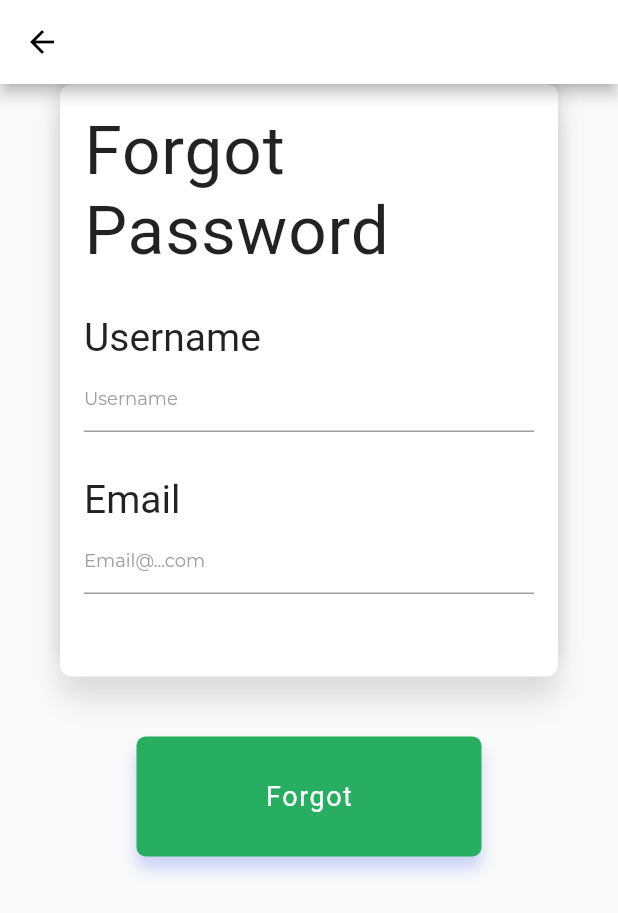
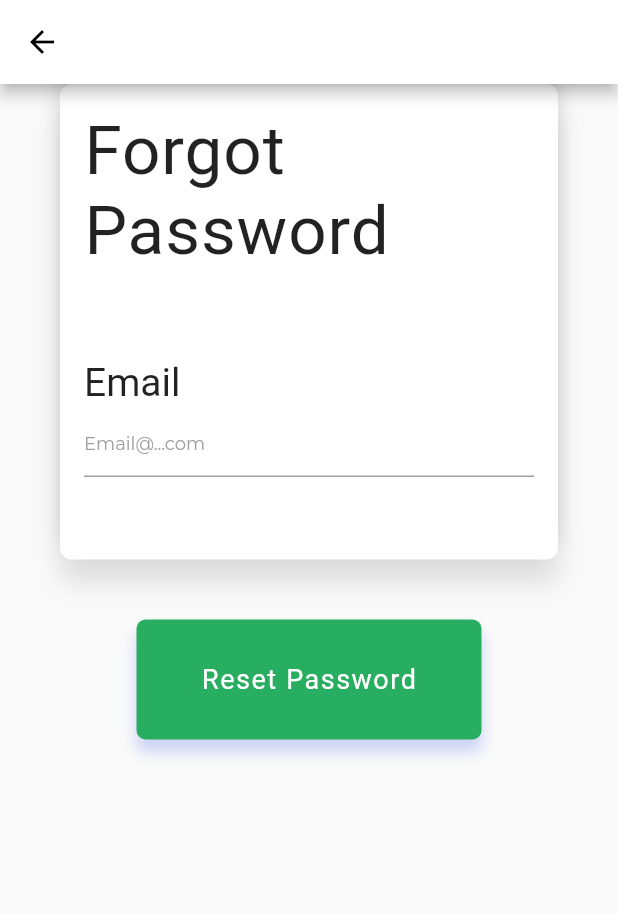
Before and after one commit to EwigLife/recipe2, a Flutter app: the screen it shows after launch, after a tap on "Forgot Password?", on a phone screen of 412 x 824 dp. Shown: the top 913 px of the screen. Run offline on Flutter 3.47's test engine with Material 2 defaults, Android fonts, the phone set to English and light mode, and no system bars; our stand-ins replace auth_buttons, cloud_firestore, firebase_auth, firebase_core, firebase_storage, flutter_widget_from_html_core and 5 more; accounts and stored records are empty; statements that could not run were skipped.

Commit message:
all done

```diff
--- a/lib/Services/database.dart
+++ b/lib/Services/database.dart
@@ -14,6 +14,7 @@ class Database {
         'name': user.name,
         'email': user.email,
         'imageUrl': null,
+        'id':user.id,
         // 'imageUrl':null,
       });
       return true;
@@ -30,7 +31,7 @@ class Database {
     await _firestore.collection('users').doc(uid).get();
 
 
-    return UserModel.fromDocumentSnapshot(documentSnapshot: _doc);
+    return UserModel.fromDocumentSnapshot(doc: _doc);
   } catch (e) {
     print(e);
     rethrow;
--- a/lib/Widget/SocialIcons.dart
+++ b/lib/Widget/SocialIcons.dart
@@ -15,16 +15,42 @@ class Socialicon extends GetWidget<AuthController> {
     return Row(
       mainAxisAlignment: MainAxisAlignment.center,
       children: <Widget>[
-        Container(
-          child: FacebookAuthButton(
-            onPressed: () {},
-            darkMode: false,
-            style: AuthButtonStyle.icon,
-          ),
-        ),
+        // Container(
+        //   child: FacebookAuthButton(
+        //     onPressed: () {
+        //       // await controller.signInFacebook();
+        //       // Get.to(() => Explore());
+        //     },
+        //     darkMode: false,
+        //     style: AuthButtonStyle.icon,
+        //   ),
+        // ),
         SizedBox(
           width: 35,
         ),
+        InkWell(
+          onTap: ()async {
+                      await controller.signInWithGoogle();
+                      Get.to(() => Explore());
+                    },
+                  child: Container(
+            decoration: BoxDecoration(
+              color: Colors.white,
+              boxShadow: [
+      BoxShadow(
+          color: Colors.black12,
+          blurRadius: 4,
+          offset: Offset(5, 5), // Shadow position
+      ),
+    ],
+               borderRadius: BorderRadius.all(
+              Radius.circular(10.0)),
+
+
+            ),
+            child: Row(
+              crossAxisAlignment: CrossAxisAlignment.center,
+              children: [
                 Container(
                   child: GoogleAuthButton(
                     onPressed: () async {
@@ -34,6 +60,16 @@ class Socialicon extends GetWidget<AuthController> {
                     style: AuthButtonStyle.icon,
                   ),
                 ),
+                Container(padding: EdgeInsets.all(5),
+                  child:
+                Text("Google",style: TextStyle(
+                  fontWeight: FontWeight.w200,
+                  fontSize: 18,
+                ),))
+              ],
+            ),
+          ),
+        ),
         SizedBox(width: 15),
       ],
     );
--- a/lib/Widget/detail.dart
+++ b/lib/Widget/detail.dart
@@ -92,8 +92,7 @@ bool optionSelected = false;
                 padding: EdgeInsets.only(left: 18),
                 child: Stack(
                   children: [
-                    Expanded(
-                          child: Column(
+                    Column(
                         crossAxisAlignment: CrossAxisAlignment.start,
                         mainAxisAlignment: MainAxisAlignment.center,
                         children: [
@@ -112,7 +111,6 @@ bool optionSelected = false;
             buildNutrition(this.widget.protein, "Protein", "g"),
                         ],
                       ),
-                    ),
                     Positioned(
                       left: MediaQuery.of(context).size.height / 4,
                       top: MediaQuery.of(context).size.height / 40,
--- a/lib/Widget/favorite.dart
+++ b/lib/Widget/favorite.dart
@@ -31,7 +31,7 @@ bool fav;
           child: StreamBuilder<QuerySnapshot>(
               stream: db
                   .collection('recipies')
-                  .where('fav.${(_auth.currentUser.email)}', isEqualTo: true)
+                  .where('fav.${(_auth.currentUser.uid)}', isEqualTo: true)
                   .snapshots(),
               builder: (context, snapshot) {
                 if (snapshot.hasData) {
@@ -139,7 +139,7 @@ bool fav;
                                                 setState(() {
                                                   addFavorite(
                                                       recipies[index].get('id'),
-                                                      _auth.currentUser.email);
+                                                      _auth.currentUser.uid);
                                                 });
                                               },
                                               child: Icon(Icons.favorite,color: Colors.red,)),
--- a/lib/Widget/forgotPassword.dart
+++ b/lib/Widget/forgotPassword.dart
@@ -1,3 +1,4 @@
+import 'package:firebase_auth/firebase_auth.dart';
 import 'package:flutter/material.dart';
 
 class ForgotPassword extends StatefulWidget {
@@ -6,8 +7,8 @@ class ForgotPassword extends StatefulWidget {
 }
 
 class _ForgotPasswordState extends State<ForgotPassword> {
-  String name, email;
-
+  String  email;
+ final auth = FirebaseAuth.instance;
   final GlobalKey<FormState> _formkey = GlobalKey<FormState>();
   @override
   Widget build(BuildContext context) {
@@ -24,12 +25,16 @@ class _ForgotPasswordState extends State<ForgotPassword> {
             )),
         actions: [],
       ),
-      body: Container(
+      body: SingleChildScrollView(
+              child: Container(
           padding: EdgeInsets.symmetric(horizontal: 40),
           child: Form(
             key: _formkey,
             child: Column(
+              crossAxisAlignment: CrossAxisAlignment.center,
+              mainAxisAlignment: MainAxisAlignment.center,
               children: [
+
                 new Container(
                   width: double.infinity,
 //      height: ScreenUtil.getInstance().setHeight(500),
@@ -60,23 +65,7 @@ class _ForgotPasswordState extends State<ForgotPassword> {
                         SizedBox(
                           height: 30,
                         ),
-                      Text("Username",
-                          style: TextStyle(
-                              fontFamily: "Poppins-Medium", fontSize: 26)),
-                      TextFormField(
-                        decoration: InputDecoration(
-                            hintText: "Username",
-                            hintStyle:
-                                TextStyle(color: Colors.grey, fontSize: 12.0)),
-                        validator: (String value) {
-                          if (value.isEmpty) {
-                            return 'Please Enter Name';
-                          }
-                        },
-                        onSaved: (String value) {
-                          name = value;
-                        },
-                      ),
+
                         SizedBox(
                           height: 30,
                         ),
@@ -84,12 +73,12 @@ class _ForgotPasswordState extends State<ForgotPassword> {
                             style: TextStyle(
                                 fontFamily: "Poppins-Medium", fontSize: 26)),
                         TextFormField(
-                        obscureText: true,
+
                           decoration: InputDecoration(
                               hintText: "Email@...com",
                               hintStyle:
                                   TextStyle(color: Colors.grey, fontSize: 12.0)),
-                        validator: (String value) {
+                          validator: (value) {
                             if (value.isEmpty) {
                               return 'Please a Enter';
                             }
@@ -98,8 +87,11 @@ class _ForgotPasswordState extends State<ForgotPassword> {
                               return 'Please a valid Email';
                             }
                           },
-                        onSaved: (String value) {
-                          email = value;
+                          onChanged: (value) {
+                            setState(() {
+                               email = value.trim();
+                            });
+
                           },
                         ),
                         SizedBox(
@@ -129,6 +121,9 @@ class _ForgotPasswordState extends State<ForgotPassword> {
                       color: Colors.transparent,
                       child: InkWell(
                         onTap: () {
+ auth.sendPasswordResetEmail(email: email);
+                    Navigator.of(context).pop();
+
                           if (_formkey.currentState.validate()) {
                             print("successful");
                           } else {
@@ -136,7 +131,7 @@ class _ForgotPasswordState extends State<ForgotPassword> {
                           }
                         },
                         child: Center(
-                        child: Text("Forgot",
+                          child: Text("Reset Password",
                               style: TextStyle(
                                   color: Colors.white,
                                   fontFamily: "Poppins-Bold",
@@ -151,6 +146,7 @@ class _ForgotPasswordState extends State<ForgotPassword> {
             ),
           ),
         ),
+      ),
     );
   }
 }
--- a/lib/Widget/profileImage.dart
+++ b/lib/Widget/profileImage.dart
@@ -104,7 +104,7 @@ class _ProfileImageState extends State<ProfileImage> {
     return StreamBuilder<QuerySnapshot>(
         stream: db
             .collection('users')
-            .where('email', isEqualTo: _auth.currentUser.email)
+            .where('id', isEqualTo: _auth.currentUser.uid)
             .snapshots(),
         builder: (context, snapshot) {
           if (snapshot.hasData) {
--- a/lib/controllers/authController.dart
+++ b/lib/controllers/authController.dart
@@ -1,4 +1,5 @@
 import 'package:firebase_auth/firebase_auth.dart';
+
 import 'package:get/get.dart';
 import 'package:google_sign_in/google_sign_in.dart';
 import 'package:recipe2/Services/database.dart';
@@ -67,6 +68,9 @@ class AuthController extends GetxController {
     }
   }
 
+void skipUser()async{
+  UserCredential userCredential = await FirebaseAuth.instance.signInAnonymously();
+}
   Future<String> signInWithGoogle() async {
     String retVal = 'Error';
     GoogleSignIn _googleSignIn = GoogleSignIn(
@@ -122,7 +126,7 @@ class AuthController extends GetxController {
   //       _user.name = _authResult.user.displayName;
   //       Database().createNewUser(_user);
   //     }
-  //     await Get.to(Home());
+  //     await Get.to(Explore());
   //     retVal = 'success';
   //   } catch (e) {
   //     retVal = e.message;
--- a/lib/login.dart
+++ b/lib/login.dart
@@ -1,10 +1,12 @@
+import 'package:cloud_firestore/cloud_firestore.dart';
+import 'package:firebase_auth/firebase_auth.dart';
 import 'package:flutter/material.dart';
 import 'package:recipe2/explore.dart';
 
 import 'Widget/loginFormCard.dart';
 import 'Widget/SocialIcons.dart';
 
-class Login extends StatefulWidget {
+ class Login extends StatefulWidget {
   @override
   _LoginState createState() => new _LoginState();
 }
@@ -35,7 +37,7 @@ class _LoginState extends State<Login> {
         child: Container(
           width: 120,
           height: 1.0,
-          color: Colors.black26.withOpacity(.2),
+          color: Colors.black26.withOpacity(0.4),
         ),
       );
 
@@ -53,7 +55,7 @@ class _LoginState extends State<Login> {
                 padding: EdgeInsets.only(top: 20.0),
                 child: Image.asset("assets/images/foods.png"),
               ),
-              Expanded(child: Container()),
+              // Expanded(child: Container()),
             ],
           ),
           SingleChildScrollView(
@@ -65,12 +67,13 @@ class _LoginState extends State<Login> {
                     height: 80,
                   ),
                   LoginFormCard(),
-                  SizedBox(height: 30),
-                  Column(
-                    children: [],
-                  ),
+                  SizedBox(height: 20),
+                  // Column(
+                  //   children: [],
+                  // ),
                   Row(
                     mainAxisAlignment: MainAxisAlignment.center,
+                    crossAxisAlignment: CrossAxisAlignment.center,
                     children: <Widget>[
                       Text("Social Login",
                           style: TextStyle(
@@ -81,11 +84,11 @@ class _LoginState extends State<Login> {
                   ),
                   horizontalLine(),
                   SizedBox(
-                    height: 25,
+                    height: 20,
                   ),
                   Socialicon(),
                   SizedBox(
-                    height: 20,
+                    height: 15,
                   ),
                   Row(
                     mainAxisAlignment: MainAxisAlignment.center,
@@ -106,13 +109,14 @@ class _LoginState extends State<Login> {
                                 fontWeight: FontWeight.bold)),
                       ),
                       SizedBox(
-                        height: 20,
+                        height: 30,
                       ),
                     ],
                   ),
-                  SizedBox(height: 20),
                   InkWell(
-                    onTap: () {
+                    onTap: (){
+                     skipUser();
+                        // await controller.skipUser();
                       Navigator.push(context,
                           MaterialPageRoute(builder: (context) => Explore()));
                     },
@@ -120,6 +124,7 @@ class _LoginState extends State<Login> {
                         style: TextStyle(
                             fontSize: 20,
                             color: Color(0xFF27AE60),
+                            fontWeight: FontWeight.bold,
                             fontFamily: "Poppins-Bold")),
                   )
                 ],
@@ -130,4 +135,26 @@ class _LoginState extends State<Login> {
       ),
     );
   }
+   final FirebaseFirestore _firestore = FirebaseFirestore.instance;
+  Future<bool> skipUser( ) async {
+      FirebaseAuth _auth = FirebaseAuth.instance;
+                      final user = await _auth.signInAnonymously();
+                      print("object="+ _auth.currentUser.uid);
+    try {
+      await _firestore.collection('users').doc(_auth.currentUser.uid).set(
+        {
+// "email":_auth.currentUser.uid+"@gmail.com",
+"imageUrl":null,
+"id":_auth.currentUser.uid
+// "name":_auth.currentUser.uid
+        }
+      );
+      // .delete();
+      // .set({"status":false});
+      return true;
+    } catch (e) {
+      print(e);
+      return false;
+    }
+  }
 }
--- a/lib/main.dart
+++ b/lib/main.dart
@@ -4,7 +4,7 @@ import 'package:flutter/material.dart';
 import 'package:get/get.dart';
 import 'package:get/get_navigation/src/root/get_material_app.dart';
 import 'package:google_fonts/google_fonts.dart';
-import 'package:hive/hive.dart';
+
 import 'package:path_provider/path_provider.dart';
 import 'package:recipe2/Utils/root.dart';
 import 'package:recipe2/controllers/userController.dart';
--- a/pubspec.yaml
+++ b/pubspec.yaml
@@ -47,8 +47,10 @@ dependencies:
   sqflite: any
   path_provider: any
   path: any
-  hive: any
-  hive_flutter: any
+  http:
+  # flutter_facebook_login: ^3.0.0
+  # flutter_facebook_auth:
+
 
 
 
```
Also changed, not shown: lib/Utils/constants.dart (+25 -0 lines), lib/Widget/popularRecipiesCard.dart (+10 -7 lines), lib/Widget/recipiesCard.dart (+8 -13 lines), lib/models/user.dart (+11 -5 lines), lib/splashScreen.dart (+6 -1 lines), pubspec.lock, 2 other files. Lines whose indentation alone changed are shown as unchanged.
